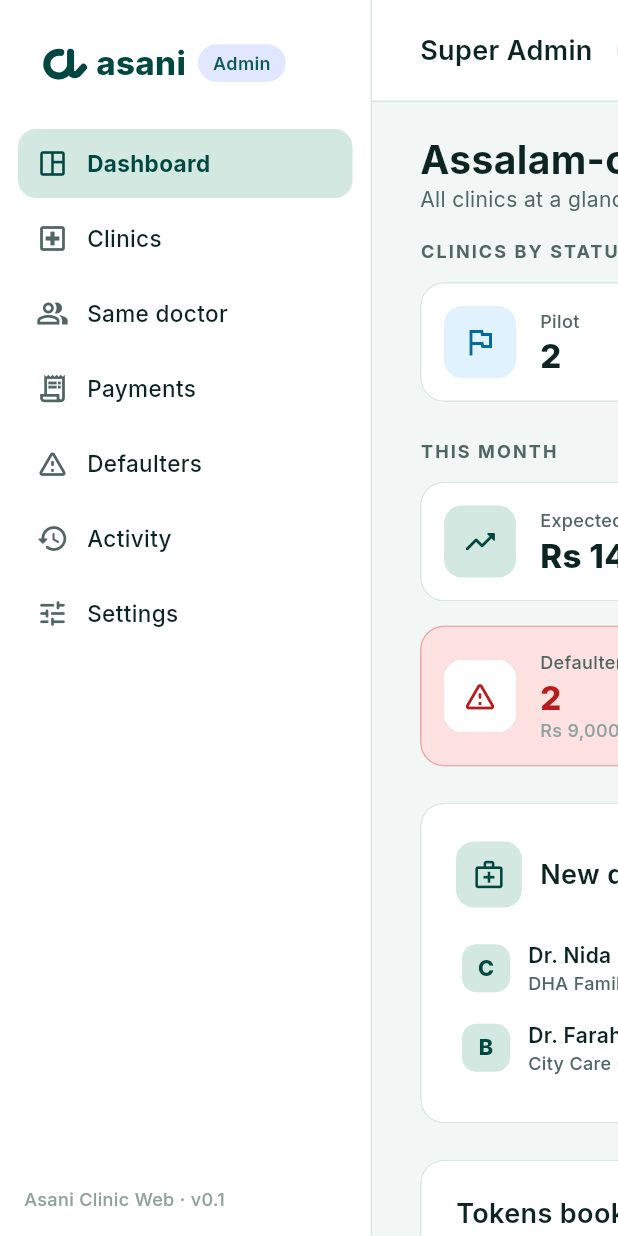
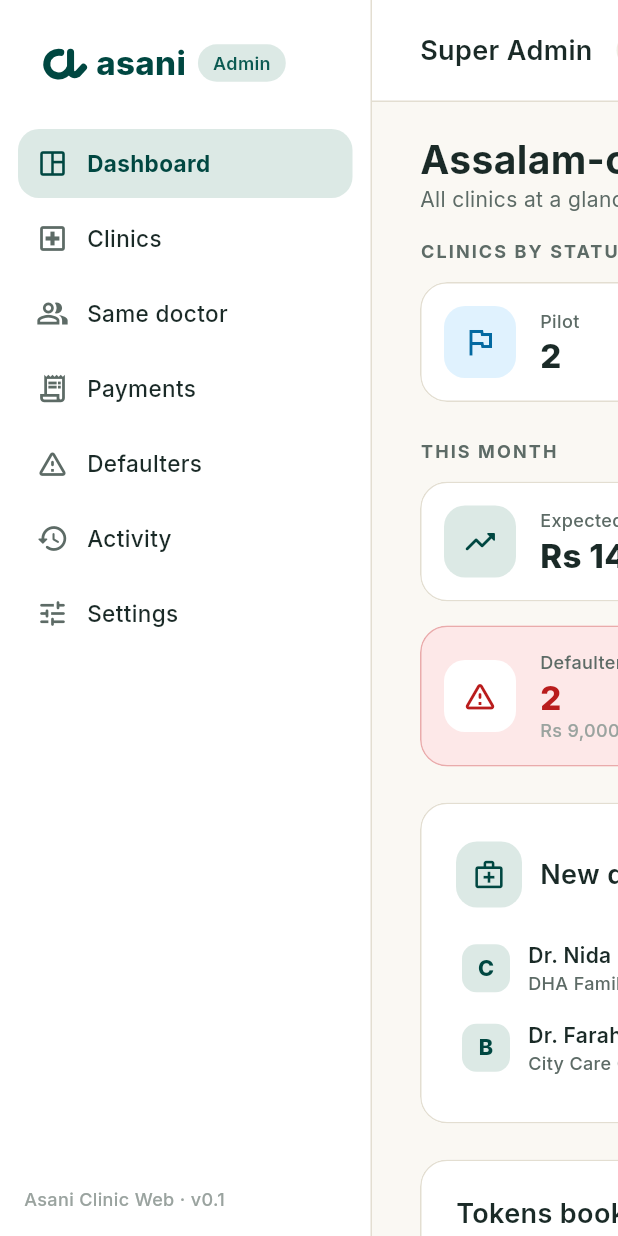
Before and after one commit to sarbuland-dev/Asani_App, a Flutter app: the screen it shows after launch, after a tap on "Log in", after a tap on "Super Admin", on a phone screen of 412 x 824 dp. Run offline on Flutter 3.47's test engine with Material 3 defaults, Android fonts, the phone set to English and light mode, and no system bars; our stand-ins replace cloud_firestore, cloud_functions, connectivity_plus, firebase_auth, firebase_core, firebase_messaging and 7 more; missing offline and left inert: app_settings, dart:js_interop, firebase_app_check, geolocator_platform_interface, qr; accounts and stored records are empty.

Commit message:
UI batch 1: Deep forest palette in shared tokens (D-43)
Forest #004741 + cream #F0EDE4 neutrals, status colours, lime follow-up
and cover gradients; rounded-rectangle buttons, card 18, header 30.
Applies to both apps through asani_ui.

Co-Authored-By: Claude Opus 5.5 <noreply@anthropic.com>

```diff
--- a/packages/asani_ui/lib/src/theme/app_theme.dart
+++ b/packages/asani_ui/lib/src/theme/app_theme.dart
@@ -39,8 +39,9 @@ ThemeData buildAppTheme() {
         disabledBackgroundColor: AppColors.border,
         // Readable on the grey disabled fill; also colours ButtonSpinner.
         disabledForegroundColor: AppColors.textSecondary,
-        minimumSize: const Size.fromHeight(56),
-        shape: const StadiumBorder(),
+        minimumSize: const Size.fromHeight(54),
+        // Deep forest (D-43): rounded rectangles, not pills.
+        shape: RoundedRectangleBorder(borderRadius: BorderRadius.circular(16)),
         textStyle: AppText.labelLarge,
       ),
     ),
@@ -48,8 +49,8 @@ ThemeData buildAppTheme() {
       style: OutlinedButton.styleFrom(
         foregroundColor: AppColors.primary,
         minimumSize: const Size(kMinTap, kMinTap),
-        side: const BorderSide(color: AppColors.primary, width: 1.2),
-        shape: const StadiumBorder(),
+        side: const BorderSide(color: AppColors.border, width: 1.5),
+        shape: buttonShape,
         textStyle: AppText.labelMedium,
       ),
     ),
--- a/packages/asani_ui/lib/src/theme/colors.dart
+++ b/packages/asani_ui/lib/src/theme/colors.dart
@@ -1,53 +1,99 @@
 import 'package:flutter/material.dart';
 
 /// Colour tokens (DESIGN.md §3.1). Widgets use these, never raw hex values.
-/// Palette 6 "Monochrome green" (2026-11-17): shades of the logo green #004741.
+/// Palette 3 "Deep forest" (2026-11-21, D-43): only the logo colours,
+/// forest green #004741 and cream #F0EDE4, plus status colours.
 abstract final class AppColors {
+  // ---- forest (logo green)
   static const primary = Color(0xFF004741);
-  static const primaryLight = Color(0xFF3E7D73);
+  static const primaryLight = Color(0xFF2C6E66);
 
-  /// Light end of the header gradient. Dark enough for white text (4.5:1).
-  static const primaryMid = Color(0xFF0B5C55);
-  static const primaryContainer = Color(0xFFD2E8E1);
+  /// Light end of the header gradient; also chips and the active nav tab on
+  /// green. Cream text on it stays above 4.5:1.
+  static const primaryMid = Color(0xFF0B5A52);
 
-  /// Soft mid green: the back layers of the Home ticket stack, inactive dots on green.
-  static const primarySoft = Color(0xFF88B6AC);
-  static const onPrimary = Color(0xFFFFFFFF);
-  static const secondary = Color(0xFF0B5C55);
+  /// Pale green tint: selected tiles, info strips on white.
+  static const primaryContainer = Color(0xFFDCE9E5);
+
+  /// Soft green: back layers of the Home ticket stack, inactive dots on green.
+  static const primarySoft = Color(0xFF9FC0B8);
+
+  /// Text and icons on forest: the logo cream.
+  static const onPrimary = Color(0xFFF0EDE4);
+
+  /// Muted text on forest (sub-lines in headers).
+  static const onPrimaryMuted = Color(0xFFC6D8D2);
+  static const secondary = Color(0xFF0B5A52);
+
+  /// Darkest green: the floating nav and clinic card covers.
+  static const navy = Color(0xFF00332E);
+  static const primaryDeep = Color(0xFF00221F);
+
+  // ---- cream (logo cream) and neutrals
+  static const cream = Color(0xFFF0EDE4);
   static const surface = Color(0xFFFFFFFF);
-  static const background = Color(0xFFF2F7F5);
-  static const textPrimary = Color(0xFF0C2522);
-  static const textSecondary = Color(0xFF4F6662);
+  static const background = Color(0xFFFAF8F3);
+  static const textPrimary = Color(0xFF1A2A27);
+  static const textSecondary = Color(0xFF5D6B66);
+
   /// Decoration only (chevrons, dividers). Fails 4.5:1: never use for text.
-  static const textMuted = Color(0xFF8FA39E);
+  static const textMuted = Color(0xFF9AA39F);
 
-  /// Light end of the finished-token header (white text stays above 4.5:1).
-  static const slate = Color(0xFF66807A);
-  static const border = Color(0xFFD9E7E2);
-  static const muted = Color(0xFFE4EFEB);
-  static const success = Color(0xFF00754F);
-  static const successContainer = Color(0xFFD2E8E1);
+  /// Light end of the finished-token header (cream text stays above 4.5:1).
+  static const slate = Color(0xFF6B7773);
+  static const border = Color(0xFFE3DED1);
+  static const borderStrong = Color(0xFFC9C2B0);
+
+  /// Cream fill: cards on white, chips, quiet buttons.
+  static const muted = Color(0xFFF0EDE4);
+
+  // ---- status
+  static const success = Color(0xFF2F7D4F);
+  static const successText = Color(0xFF1E5E3A);
+  static const successContainer = Color(0xFFDCEFE3);
   static const warning = Color(0xFFB45309);
-  static const warningContainer = Color(0xFFFEF3C7);
+  static const warningText = Color(0xFF92400E);
+  static const warningContainer = Color(0xFFFEF3E2);
   static const danger = Color(0xFFB91C1C);
-  static const dangerContainer = Color(0xFFFEE2E2);
+  static const dangerText = Color(0xFF991B1B);
+  static const dangerContainer = Color(0xFFFDE8E8);
+
+  /// Blue is used only for "Your turn" (called state).
   static const info = Color(0xFF0369A1);
   static const infoDark = Color(0xFF075985);
   static const infoContainer = Color(0xFFE0F2FE);
-  static const navy = Color(0xFF00332E);
 
-  /// Fill for chips and switches with white text on the green header
-  /// (white text 7.8:1).
-  static const headerChip = Color(0xFF0B5C55);
-  static const avatarWarm = Color(0xFFFEF3C7);
+  // ---- follow-ups (approved exception: lime 400)
+  static const lime = Color(0xFF8DAE3A);
+  static const limeLight = Color(0xFF9DBB4C);
+  static const onLime = Color(0xFF1F3306);
+  static const onLimeMuted = Color(0xFF2E4A0A);
 
-  static const avatarCool = Color(0xFFE0E7FF);
+  /// Fill for chips and switches with cream text on the green header.
+  static const headerChip = Color(0xFF0B5A52);
+  static const avatarWarm = Color(0xFFFEF3E2);
+  static const avatarCool = Color(0xFFDCE9E5);
 
-  /// Header gradient used across screens (UI design).
+  /// Header gradient used across screens: almost flat forest.
   static const headerGradient = LinearGradient(
     begin: Alignment.topLeft,
     end: Alignment.bottomRight,
-    colors: [primary, primaryMid],
+    colors: [primaryMid, primary],
+  );
+
+  /// Card covers (clinic cards) and dark tickets.
+  static const coverGradient = LinearGradient(
+    begin: Alignment.topLeft,
+    end: Alignment.bottomRight,
+    colors: [primaryDeep, navy, primaryMid],
+    stops: [0, 0.65, 1],
+  );
+
+  /// Follow-up cards.
+  static const limeGradient = LinearGradient(
+    begin: Alignment.topLeft,
+    end: Alignment.bottomRight,
+    colors: [lime, limeLight],
   );
 
   /// Header of a finished (completed / cancelled) token.
--- a/packages/asani_ui/lib/src/theme/spacing.dart
+++ b/packages/asani_ui/lib/src/theme/spacing.dart
@@ -11,11 +11,11 @@ abstract final class Gap {
 }
 
 abstract final class Radii {
-  static const card = 16.0;
-  static const button = 12.0;
+  static const card = 18.0;
+  static const button = 14.0;
   static const pill = 999.0;
   static const sheet = 24.0;
-  static const header = 28.0;
+  static const header = 30.0;
 }
 
 /// Minimum tap target (DESIGN.md §3.3).
```
Also changed, not shown: 2 other files.
